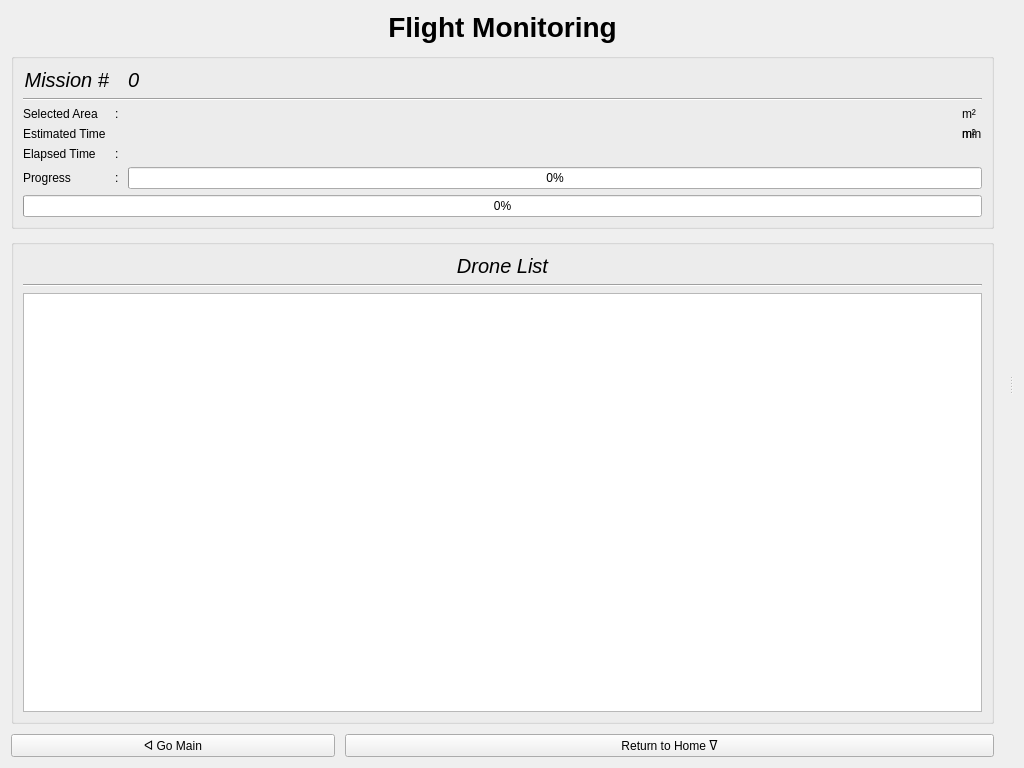
This is UI/Midflight/mid_design.ui in cmpe-DroneLab/GeoFly3D as Qt 5 draws it before an edit. The edited form follows.
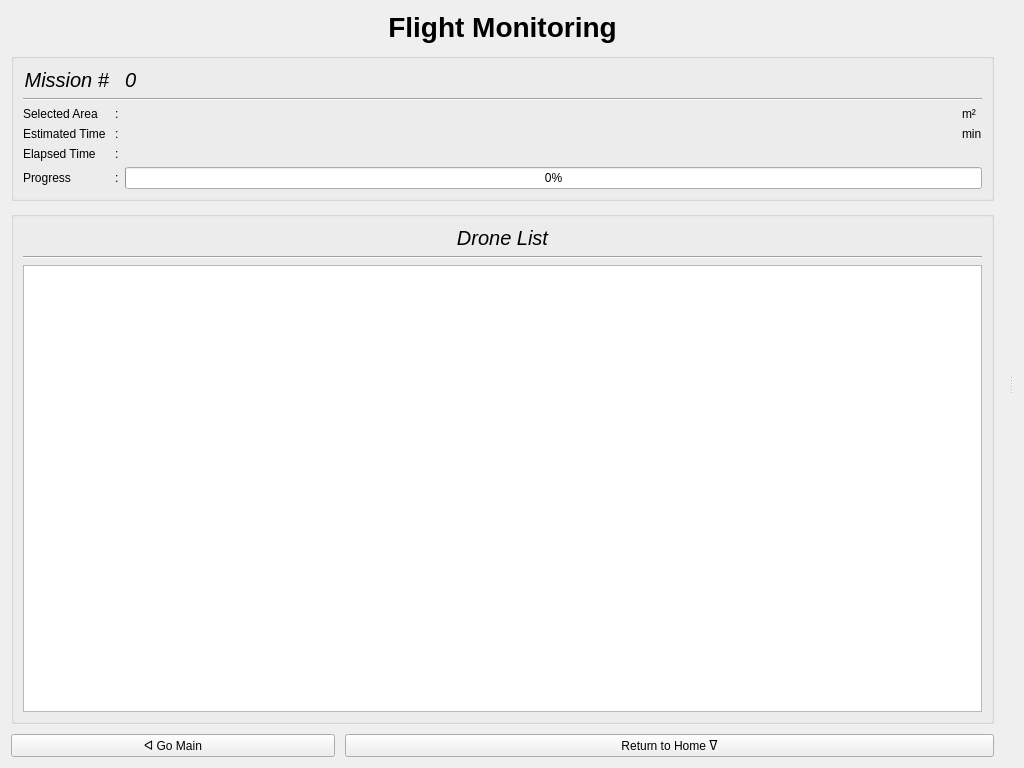
This is the edited form.

Commit message: Fix corrupted files due to merge conflicts

Patch:
```diff
--- a/UI/Midflight/mid_design.ui
+++ b/UI/Midflight/mid_design.ui
@@ -147,34 +147,7 @@
           <item row="4" column="1">
            <widget class="QLabel" name="colon_3">
             <property name="text">
-             <string/>
-            </property>
-            <property name="alignment">
-             <set>Qt::AlignRight|Qt::AlignTrailing|Qt::AlignVCenter</set>
-            </property>
-           </widget>
-          </item>
-          <item row="2" column="2">
-           <widget class="QLabel" name="selected_area_value">
-            <property name="text">
-             <string/>
-            </property>
-            <property name="alignment">
-             <set>Qt::AlignRight|Qt::AlignTrailing|Qt::AlignVCenter</set>
-            </property>
-           </widget>
-          </item>
-          <item row="7" column="0" colspan="4">
-           <widget class="QProgressBar" name="progress_bar">
-            <property name="value">
-             <number>0</number>
-            </property>
-           </widget>
-          </item>
-          <item row="4" column="3">
-           <widget class="QLabel" name="scanned_area_unit">
-            <property name="text">
-             <string>m²</string>
+             <string>:</string>
             </property>
            </widget>
           </item>
```
The commit also changes 1 other file.
